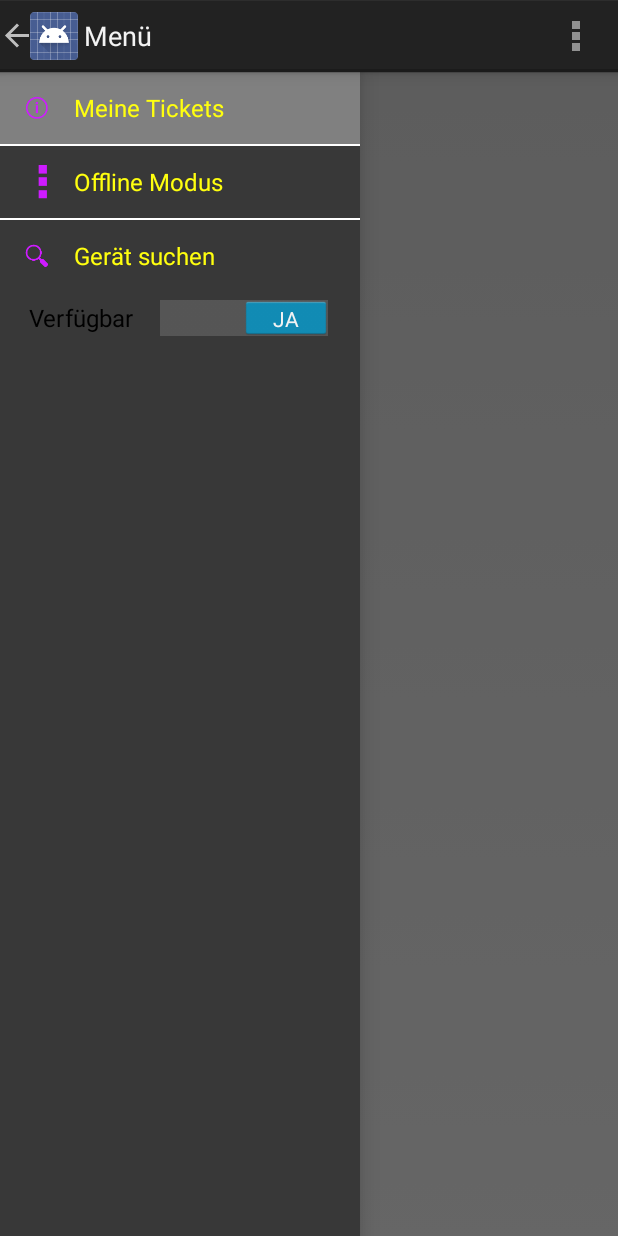
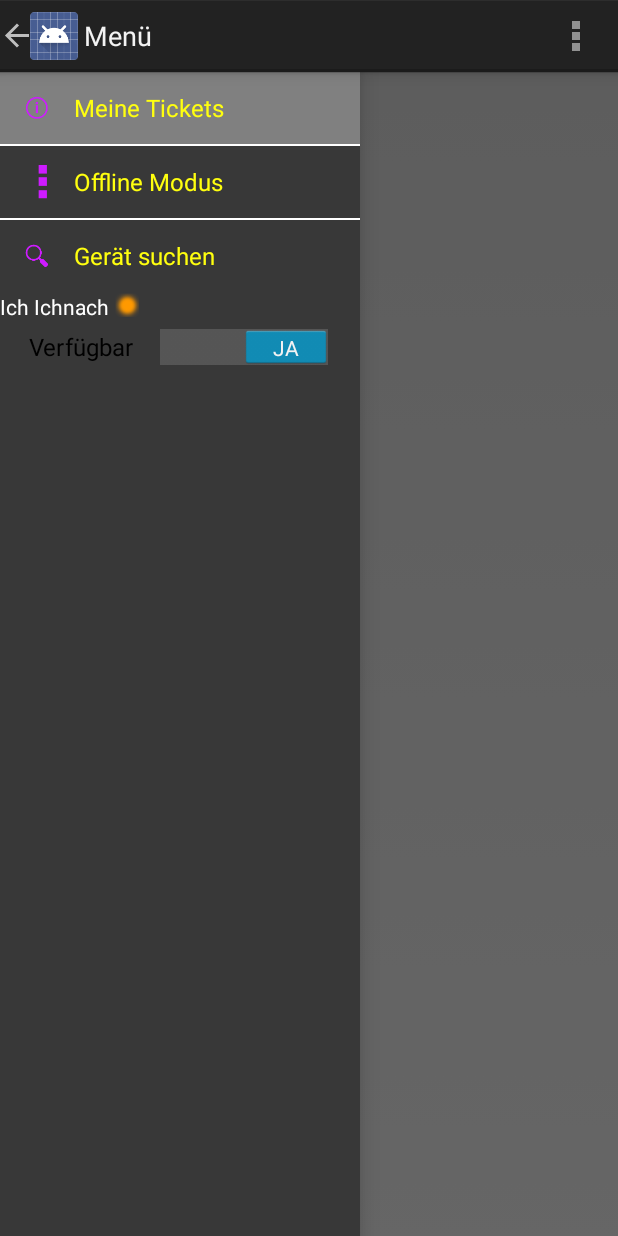
Before and after one commit to TrooperMaXX/Jobcontrol, an Android app: the MainActivity screen opened directly, with no data from a screen before it, with the side drawer open, on a phone screen of 412 x 824 dp. Run offline under Robolectric (Android 15) with nearby library versions, the phone set to English and light mode, and no system bars.

Commit message:
- Ich Added

```diff
--- a/app/src/main/java/de/hoell/jobcontrol/MainActivity.java
+++ b/app/src/main/java/de/hoell/jobcontrol/MainActivity.java
@@ -21,10 +21,12 @@
         import android.view.MenuItem;
         import android.view.View;
         import android.widget.AdapterView;
+        import android.widget.ImageView;
         import android.widget.LinearLayout;
         import android.widget.ListView;
         import android.widget.NumberPicker;
         import android.widget.Switch;
+        import android.widget.TextView;
         import android.widget.Toast;
         import android.content.pm.PackageManager.NameNotFoundException;
 
@@ -50,7 +52,8 @@
             private LinearLayout mDrawer;
             private Switch mSwitch;
             private ActionBarDrawerToggle mDrawerToggle;
-
+            private TextView mIch;
+            private ImageView mIchStatus;
 
             // nav drawer title
             private CharSequence mDrawerTitle;
@@ -92,6 +95,9 @@
                 mDrawer = (LinearLayout) findViewById(R.id.layout_slidermenu);
                 mTechList = (ListView) findViewById(R.id.techniker_list);
                 mSwitch = (Switch) findViewById(R.id.switch_verfuegbar);
+                mIch = (TextView) findViewById(R.id.textIch);
+                mIchStatus = (ImageView) findViewById(R.id.imageStatusIch);
+
 
                 navDrawerItems = new ArrayList<NavDrawerItem>();
 
@@ -177,6 +183,20 @@
                             if (success == 1) {
 
                                 Technikerliste = json.getJSONArray("techniker");
+                                JSONObject Ich = json.getJSONObject("ich");
+                                int Ich_verfuegbar = Ich.getInt("Verfuegbar");
+                                String ICH = Ich.getString("user_name");
+                                mIch.setText(ICH);
+                                int ichimgid;
+
+                                if(Ich_verfuegbar>0){
+                                    ichimgid= this.getResources().getIdentifier("ic_status_green", "mipmap", "de.hoell.jobcontrol");
+                                }else{
+                                    ichimgid= this.getResources().getIdentifier("ic_status_red", "mipmap", "de.hoell.jobcontrol");
+                                }
+                                mIchStatus.setImageResource(ichimgid);
+
+
 
                                 for (int i = 0; i < Technikerliste.length(); i++) {
                                     JSONObject c = Technikerliste.getJSONObject(i);
@@ -195,6 +215,7 @@
                                     }else{
                                         imgid= this.getResources().getIdentifier("ic_status_red", "mipmap", "de.hoell.jobcontrol");
                                     }
+
 
                                     HashMap<String, String> map = new HashMap<String, String>();
                                     map.put("Techniker", Techniker);
@@ -262,7 +283,7 @@
                 @Override
                 public void onItemClick(AdapterView<?> parent, View view, int position,
                                         long id) {
-                    Functions Funktion =new Functions();
+
                     // Call Techniker
                     try {
                         JSONObject c = Technikerliste.getJSONObject(position);
--- a/app/src/main/res/layout/activity_main.xml
+++ b/app/src/main/res/layout/activity_main.xml
@@ -23,7 +23,8 @@
         android:layout_gravity="start"
         android:background="@color/list_background"
         >
-    <ListView
+
+        <ListView
         android:id="@+id/list_slidermenu"
         android:layout_height="wrap_content"
         android:layout_width="match_parent"
@@ -32,6 +33,32 @@
         android:dividerHeight="1dp"
         android:listSelector="@drawable/list_selector"
         android:background="@color/list_background"/>
+
+        <LinearLayout
+            android:orientation="horizontal"
+            android:layout_width="wrap_content"
+            android:layout_height="wrap_content">
+
+            <TextView
+                android:layout_width="wrap_content"
+                android:layout_height="wrap_content"
+                android:text="Ich Ichnach"
+                android:id="@+id/textIch"
+                android:textColor="#ffffff" />
+
+            <ImageView
+                android:layout_width="wrap_content"
+                android:layout_height="wrap_content"
+                android:id="@+id/imageStatusIch"
+                android:layout_alignParentEnd="true"
+                android:layout_alignParentRight="true"
+                android:src="@mipmap/ic_status_orange"
+                android:maxWidth="18dp"
+                android:maxHeight="18dp"
+                android:adjustViewBounds="true"
+                android:background="@color/list_background"
+                android:layout_marginLeft="3dp" />
+        </LinearLayout>
 
         <Switch
             android:layout_width="wrap_content"
```
Also changed, not shown: 1 other file.
